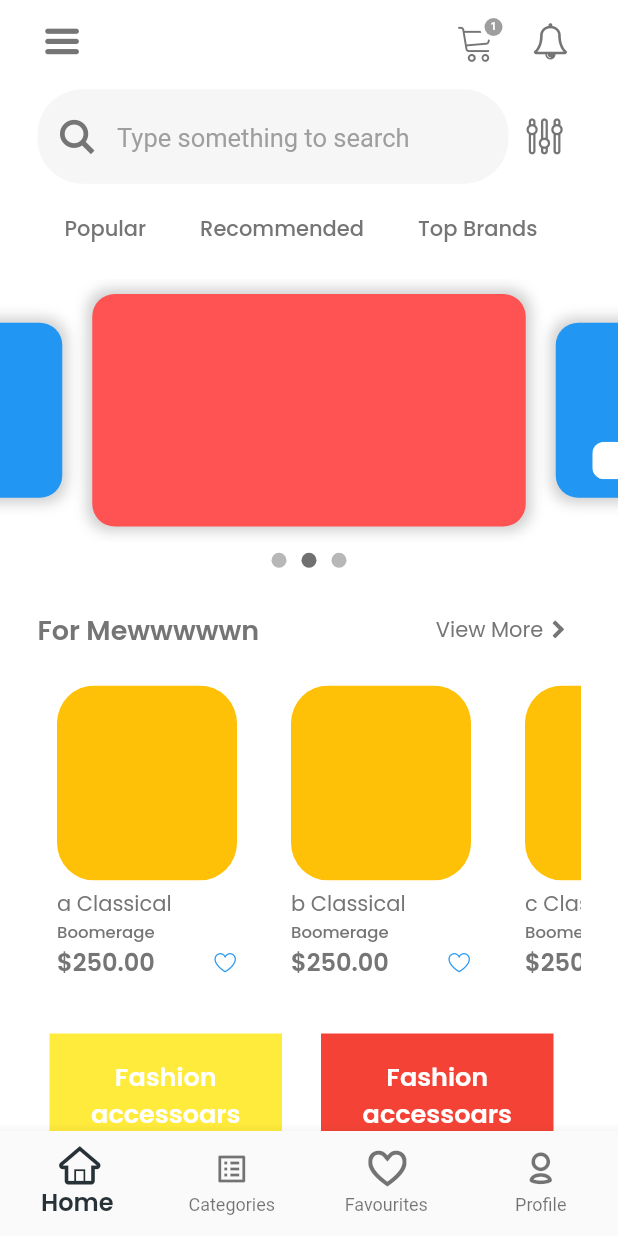
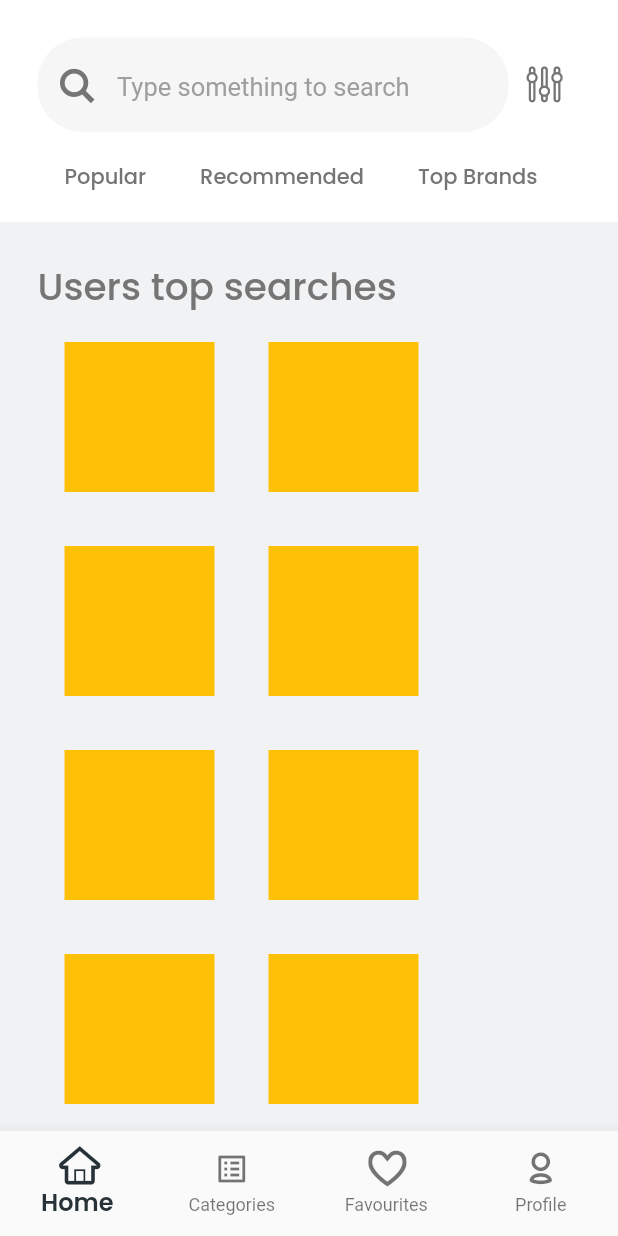
Before and after one commit to HamiiidAsgarian/flutter-tech-commerce-Cargo-, a Flutter app: the screen it shows after launch, on a phone screen of 412 x 824 dp. Run offline on Flutter 3.47's test engine with Material 2 defaults, Android fonts, the phone set to English and light mode, and no system bars.

Commit message:
some basic elements have been changed

```diff
--- a/lib/consts.dart
+++ b/lib/consts.dart
@@ -45,3 +45,6 @@ const greySelectedCircule = Color.fromRGBO(112, 112, 112, 1);
 const greyUnselectedCircule = Color.fromRGBO(183, 183, 183, 1);
 
 //* category ==> itemBrandFontStyle.copyWith(fontSize: 20),
+
+Color cBackgroundGrey = Color.fromRGBO(241, 242, 244, 1);
+Color cBorderGrey = Color.fromRGBO(229, 229, 229, 1);
--- a/lib/screens/mainScreen.dart
+++ b/lib/screens/mainScreen.dart
@@ -2,13 +2,12 @@
 import 'package:commerce_app/providerModel.dart';
 import 'package:commerce_app/screens/categoryScreen.dart';
 import 'package:commerce_app/screens/favoritesScreen.dart';
-import 'package:commerce_app/screens/profileScreen.dart';
+import 'package:commerce_app/screens/searchScreen.dart';
 import 'package:commerce_app/style/my_flutter_app_icons.dart';
 import 'package:commerce_app/widgets/appbar.dart';
 import 'package:commerce_app/widgets/carousel.dart';
 import 'package:commerce_app/widgets/forCategorySection.dart';
 import 'package:commerce_app/widgets/navAndAppbar.dart';
-import 'package:commerce_app/widgets/searchSection.dart';
 import 'package:commerce_app/widgets/windowsCategorySection.dart';
 import 'package:flutter/material.dart';
 import 'package:provider/provider.dart';
@@ -25,12 +24,13 @@ class MainScreen extends StatefulWidget {
 class _MainScreenState extends State<MainScreen> {
   var currentpage1 = 0;
   List<Widget> screens = [
+    SearchScreen(),
     // ListedItemsScreen(),
     MainScreenContetnts(),
     CategoryScreen(),
     // CartScreen(),
     FavoriteScreen(),
-    ProfileScreen(),
+    // ProfileScreen(),
   ];
 
   // @override
@@ -78,8 +78,10 @@ class _MainScreenContetntsState extends State<MainScreenContetnts> {
           color: appBargrey,
         ),
       ),
-      body: CustomScrollView(slivers: [
-        SearchSection(),
+      body: Container(
+        // color: Colors.amber,
+        child: CustomScrollView(slivers: [
+          // SearchSection(),
           SliverList(
             delegate: SliverChildListDelegate(
               [
@@ -95,6 +97,7 @@ class _MainScreenContetntsState extends State<MainScreenContetnts> {
             ),
           )
         ]),
+      ),
     );
   }
 }
--- /dev/null
+++ b/lib/screens/searchScreen.dart
@@ -0,0 +1,173 @@
+import 'package:commerce_app/style/my_flutter_app_icons.dart';
+import 'package:commerce_app/widgets/searchSection.dart';
+import 'package:commerce_app/widgets/textField.dart';
+import 'package:flutter/material.dart';
+
+import '../consts.dart';
+
+class SearchScreen extends StatefulWidget {
+  const SearchScreen({Key? key}) : super(key: key);
+
+  @override
+  _SearchScreenState createState() => _SearchScreenState();
+}
+
+class _SearchScreenState extends State<SearchScreen> {
+  @override
+  Widget build(BuildContext context) {
+    return Scaffold(
+      backgroundColor: cBackgroundGrey,
+      body: Container(
+        // color: Colors.white, //NOTE search section bg color
+
+        child: Column(crossAxisAlignment: CrossAxisAlignment.start, children: [
+          SearchSection(),
+          Padding(
+            padding: EdgeInsets.only(left: 25, top: 25),
+            child: Text(
+              "Users top searches",
+              style: itemBrandFontStyle.copyWith(fontSize: 25),
+              textAlign: TextAlign.left,
+            ),
+          ),
+          Expanded(
+            child: ListView(
+              children: [
+                Padding(
+                  padding: EdgeInsets.symmetric(horizontal: 25),
+                  child: Wrap(
+                    children: ['a', 'b', 'c', 'a', 'b', 'c', 'a', 'b', 'c']
+                        .map(
+                          (e) => Padding(
+                            padding: EdgeInsets.all(10),
+                            child: ClipRRect(
+                                borderRadius: BorderRadius.circular(5),
+                                child: TextButton(
+                                  onPressed: () {},
+                                  child: Container(
+                                    width: 100,
+                                    height: 100,
+                                    color: Colors.amber,
+                                  ),
+                                )),
+                          ),
+                        )
+                        .toList(),
+                  ),
+                ),
+                Padding(
+                  padding: EdgeInsets.symmetric(horizontal: 25),
+                  child: Wrap(
+                    children: [
+                      'aaasd',
+                      ' asdffb',
+                      'ac',
+                      'ad',
+                      'asdasdb',
+                      'cds',
+                      'aasdadad',
+                      'bdd',
+                      'cadasdad'
+                    ]
+                        .map(
+                          (e) => Padding(
+                            padding: EdgeInsets.all(5),
+                            child: GestureDetector(
+                              onTap: () {},
+                              child: ClipRRect(
+                                borderRadius: BorderRadius.circular(5),
+                                child: Container(
+                                    padding: EdgeInsets.symmetric(
+                                        horizontal: 25, vertical: 10),
+                                    color: Colors.amberAccent,
+                                    child: Text(e)),
+                              ),
+                            ),
+                          ),
+                        )
+                        .toList(),
+                  ),
+                )
+              ],
+            ),
+          )
+        ]),
+      ),
+    );
+  }
+}
+
+////////----------------------------------------------------------------------------------/////////
+class SearchSection extends StatefulWidget {
+  const SearchSection({Key? key}) : super(key: key);
+
+  @override
+  _SearchSectionState createState() => _SearchSectionState();
+}
+
+class _SearchSectionState extends State<SearchSection> {
+  @override
+  Widget build(BuildContext context) {
+    return Container(
+      color: Colors.white, //NOTE search section bg color
+      padding: EdgeInsets.symmetric(horizontal: 25),
+      child: Column(children: [
+        SizedBox(height: 25),
+        Row(mainAxisAlignment: MainAxisAlignment.center, children: [
+          Expanded(
+              child: TextFieldWithIcon(
+            hint: 'Type something to search',
+            icon: MyFlutterApp.search_5,
+          )),
+          // SizedBox(width: 20),
+          IconButton(
+            icon: Icon(
+              MyFlutterApp.params,
+              color: appBargrey,
+            ),
+            onPressed: () {},
+            // splashColor: Colors.red,
+          )
+        ]),
+        Container(
+          height: 60,
+          child: Row(
+            mainAxisAlignment: MainAxisAlignment.start,
+            children: [
+              CategoryTextButton(
+                // isChosen: _chosenOption == "Popular" ? true : false,
+                text: "Popular",
+                function: (var e) {
+                  setState(() {
+                    // _chosenOption = e;
+                  });
+                  // print(this._chosenOption);
+                },
+              ),
+              CategoryTextButton(
+                // isChosen: _chosenOption == "Recommended" ? true : false,
+                text: "Recommended",
+                function: (var e) {
+                  setState(() {
+                    // _chosenOption = e;
+                  });
+                  // print(this._chosenOption);
+                },
+              ),
+              CategoryTextButton(
+                // isChosen: _chosenOption == "Top Brands" ? true : false,
+                text: "Top Brands",
+                function: (var e) {
+                  setState(() {
+                    // _chosenOption = e;
+                  });
+                  // print(this._chosenOption);
+                },
+              ),
+            ],
+          ),
+        )
+      ]),
+    );
+  }
+}
--- a/lib/widgets/carousel.dart
+++ b/lib/widgets/carousel.dart
@@ -83,7 +83,7 @@ class _CarouselState extends State<Carousel> {
       child: Container(
         //////////////////////////////////////////* whole slider bar
         height: 200,
-        color: Colors.white,
+        color: cBackgroundGrey,
         child: Column(children: [
           Expanded(
             child: PageView
--- a/lib/widgets/forCategorySection.dart
+++ b/lib/widgets/forCategorySection.dart
@@ -17,7 +17,7 @@ class ScrollviewCategory extends StatelessWidget {
 
     return Container(
       padding: EdgeInsets.only(left: 25, right: 25, top: 10, bottom: 5),
-      color: Colors.white,
+      color: cBackgroundGrey,
       child: Column(children: [
         // SizedBox(height: 10),
         CategoryTitle(sectionTitle: this.sectionTitle),
@@ -26,8 +26,8 @@ class ScrollviewCategory extends StatelessWidget {
           child: Row(
               children: mainScreenItems
                   .map((e) => Container(
-                      color: Colors.white,
-                      padding: EdgeInsets.only(right: 10),
+                      // color: Colors.white,
+                      padding: EdgeInsets.only(right: 10, bottom: 10, top: 10),
                       child: Item(title: e)))
                   .toList()),
         ),
--- a/lib/widgets/item.dart
+++ b/lib/widgets/item.dart
@@ -24,10 +24,12 @@ class Item extends StatelessWidget {
             MaterialPageRoute(
                 builder: (context) => ItemDetailScreen(title: this.title)));
       },
-      child: Padding(
-        padding: EdgeInsets.symmetric(horizontal: 0),
-        child: ClipRRect(
-          borderRadius: BorderRadius.all(Radius.circular(5)),
+      child: ClipRRect(
+        borderRadius: BorderRadius.all(Radius.circular(5)),
+        child: Container(
+          color: Colors.white,
+          padding: EdgeInsets.symmetric(
+              horizontal: 7, vertical: 7), //NOTE Item main margin
           child: Container(
             padding: EdgeInsets.all(5),
             width: this.imageWidth,
@@ -43,7 +45,8 @@ class Item extends StatelessWidget {
                   ////////////////////////////////////////* item image frame
                   height: this.imageWidth,
                   child: ClipRRect(
-                    borderRadius: BorderRadius.circular(25),
+                    borderRadius: BorderRadius.circular(5),
+                    //NOTE Image border
                     child: Hero(
                       tag: this.title!,
                       child: Container(
--- a/lib/widgets/searchSection.dart
+++ b/lib/widgets/searchSection.dart
@@ -36,7 +36,8 @@ class _SearchSectionState extends State<SearchSection> {
       //     ]),
       //   ]),
       // ),
-      title: Padding(
+      title: Container(
+        // color: cBackgroundGrey, //NOTE search section bg color
         padding: EdgeInsets.symmetric(horizontal: 25),
         child: Column(children: [
           Row(mainAxisAlignment: MainAxisAlignment.center, children: [
--- a/lib/widgets/textField.dart
+++ b/lib/widgets/textField.dart
@@ -11,7 +11,7 @@ class TextFieldWithIcon extends StatelessWidget {
   Widget build(BuildContext context) {
     return TextField(
       onChanged: (a) {},
-      style: TextStyle(color: appBargrey, fontSize: 20),
+      style: TextStyle(color: cBackgroundGrey, fontSize: 20),
       textAlign: TextAlign.left,
       // controller: searchCtrl,
       keyboardType: TextInputType.text,
--- a/lib/widgets/windowsCategorySection.dart
+++ b/lib/widgets/windowsCategorySection.dart
@@ -39,7 +39,7 @@ class ScreenWidthSizedContainer extends StatelessWidget {
       width: (MediaQuery.of(context).size.width / 2) - 25,
       // color: Colors.amber,               //////////////////////////// * item main frame
       child: ClipRRect(
-        borderRadius: BorderRadius.all(Radius.circular(20)),
+        borderRadius: BorderRadius.all(Radius.circular(5)),
         child: TextButton(
           onPressed: () =>
               Navigator.push(context, MaterialPageRoute(builder: (context) {
```
Also changed, not shown: lib/screens/listeddItemsScreen.dart (+114 -48 lines). Lines whose indentation alone changed are shown as unchanged.
